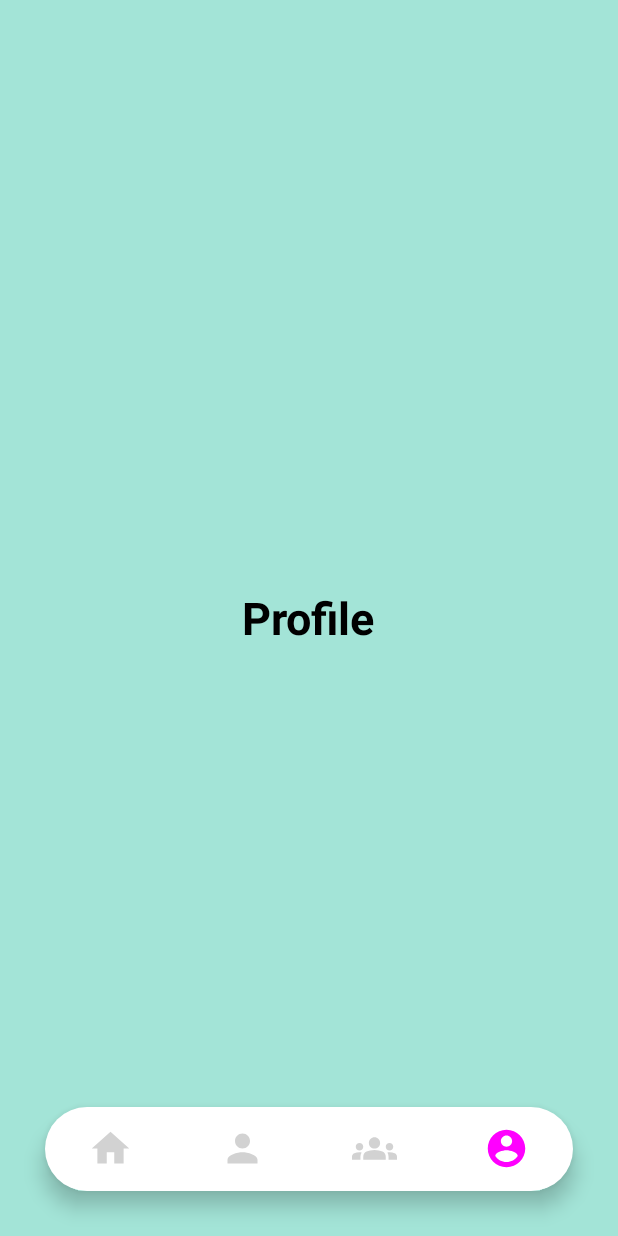
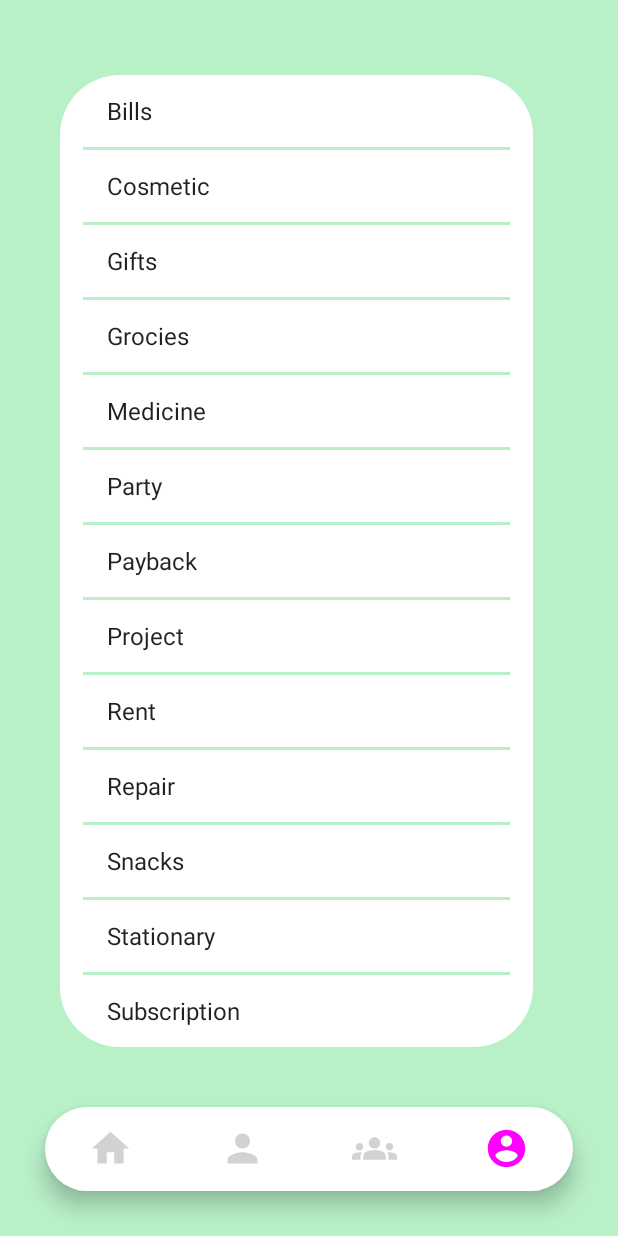
Before and after one commit to sksingh2/Xpense, an Android app: the screen it shows after launch (bottom_navigation), item 4 of the bottom bar chosen, on a phone screen of 412 x 824 dp. Run offline under Robolectric (Android 15) with nearby library versions, the phone set to English and light mode, and no system bars; libraries missing offline, so code that uses them is left out: com.github.mikephil.charting; 34 statements that could not run were skipped.

Commit message:
added ListView in ProfileFragment

```diff
--- a/app/src/main/java/com/example/xpense/LogIn_Page.java
+++ b/app/src/main/java/com/example/xpense/LogIn_Page.java
@@ -6,6 +6,7 @@ import android.content.Intent;
 import android.os.Bundle;
 import android.widget.Button;
 import android.widget.EditText;
+import android.widget.TextView;
 import android.widget.Toast;
 
 public class LogIn_Page extends AppCompatActivity {
@@ -15,7 +16,7 @@ public class LogIn_Page extends AppCompatActivity {
     String temp;
     long phone;
     int temp_otp = 1234, otp;
-    //https://developers.google.com/identity/sms-retriever/request
+    //https://developers.google.com/identity/sms-retriever/request sms verification link res
     @Override
     protected void onCreate(Bundle savedInstanceState) {
         super.onCreate(savedInstanceState);
@@ -52,7 +53,7 @@ public class LogIn_Page extends AppCompatActivity {
             otp = Integer.parseInt(in_otp.getText().toString());
             if (otp == temp_otp)
             {
-                Intent verified = new Intent(LogIn_Page.this,HomeFragment.class );
+                Intent verified = new Intent(LogIn_Page.this,bottom_navigation.class );
                 startActivity(verified);
             }
             else
--- a/app/src/main/java/com/example/xpense/ProfileFragment.java
+++ b/app/src/main/java/com/example/xpense/ProfileFragment.java
@@ -7,6 +7,8 @@ import androidx.fragment.app.Fragment;
 import android.view.LayoutInflater;
 import android.view.View;
 import android.view.ViewGroup;
+import android.widget.ArrayAdapter;
+import android.widget.ListView;
 
 /**
  * A simple {@link Fragment} subclass.
@@ -23,6 +25,11 @@ public class ProfileFragment extends Fragment {
     // TODO: Rename and change types of parameters
     private String mParam1;
     private String mParam2;
+    View view;
+    @Override
+    protected void finalize() throws Throwable {
+        super.finalize();
+    }
 
     public ProfileFragment() {
         // Required empty public constructor
@@ -54,11 +61,17 @@ public class ProfileFragment extends Fragment {
             mParam2 = getArguments().getString(ARG_PARAM2);
         }
     }
-
     @Override
     public View onCreateView(LayoutInflater inflater, ViewGroup container,
                              Bundle savedInstanceState) {
+        view = inflater.inflate(R.layout.fragment_profile, container, false);
         // Inflate the layout for this fragment
-        return inflater.inflate(R.layout.fragment_profile, container, false);
+        ListView prof_list;
+        String [] list_item = {"Bills", "Cosmetic", "Gifts", "Grocies", "Medicine", "Party", "Payback", "Project", "Rent", "Repair", "Snacks", "Stationary", "Subscription"};
+        prof_list = (ListView) view.findViewById(R.id.prof_list);
+        ArrayAdapter<String> converter = new ArrayAdapter<String> (getActivity(),
+                android.R.layout.simple_list_item_1, list_item);
+        prof_list.setAdapter(converter);
+        return view;
     }
 }
--- a/app/src/main/res/drawable/round_corner.xml
+++ b/app/src/main/res/drawable/round_corner.xml
@@ -2,6 +2,6 @@
 <shape
     android:shape="rectangle"
     xmlns:android="http://schemas.android.com/apk/res/android">
-<solid android:color="@color/white"/>
-    <corners android:radius="100dp"/>
+<solid android:color="#FFFFFF"/>
+    <corners android:radius="40dp"/>
 </shape>
--- a/app/src/main/res/layout/fragment_profile.xml
+++ b/app/src/main/res/layout/fragment_profile.xml
@@ -3,17 +3,20 @@
     xmlns:tools="http://schemas.android.com/tools"
     android:layout_width="match_parent"
     android:layout_height="match_parent"
-    android:background="@color/card_1"
+    android:background="#B8F0C8"
     tools:context=".ProfileFragment">
 
-    <!-- TODO: Update blank fragment layout -->
-    <TextView
-        android:layout_width="wrap_content"
+    <ListView
+        android:id="@+id/prof_list"
+        android:layout_width="315dp"
         android:layout_height="wrap_content"
-        android:layout_gravity="center"
-        android:text="@string/profile"
-        android:textSize="30sp"
-        android:textColor="@color/black"
-        android:textStyle="bold"/>
+        android:background="@drawable/round_corner"
+        android:layout_marginStart="40dp"
+        android:layout_marginTop="50dp"
+        android:paddingStart="15dp"
+        android:paddingEnd="15dp"
+        android:divider="#B8F0C8"
+        android:dividerHeight="2dp"
+        />
 
 </FrameLayout>
```
Also changed, not shown: app/src/main/res/layout/activity_log_in.xml (+28 -29 lines), app/src/main/res/drawable-hdpi/ic_action_register.png (deleted), app/src/main/res/drawable-mdpi/ic_action_register.png (deleted), app/src/main/res/drawable-xhdpi/ic_action_register.png (deleted), app/src/main/res/drawable-xxhdpi/ic_action_register.png (deleted).
